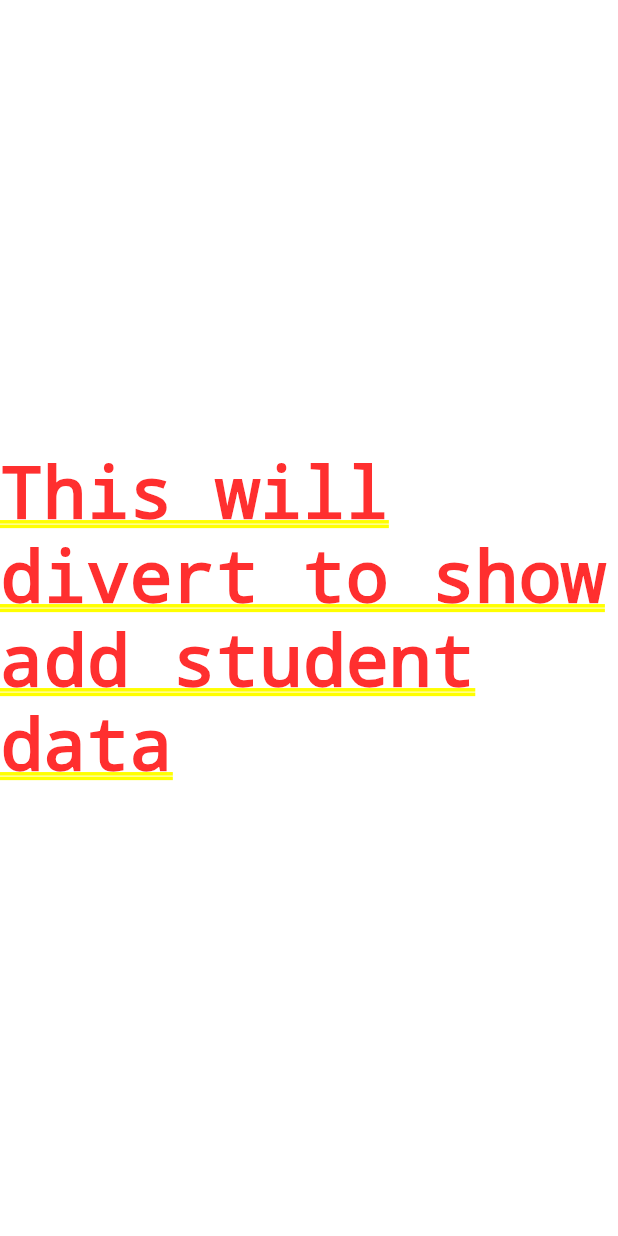
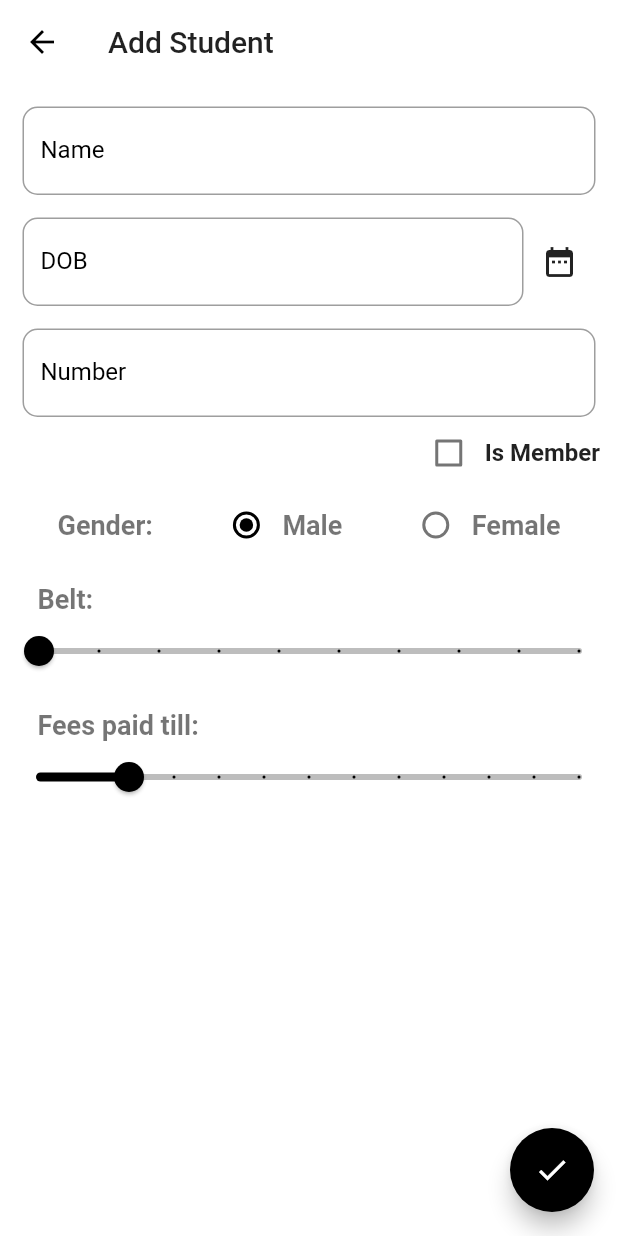
Before and after one commit to SirusCodes/AKounter, a Flutter app: the StudentList screen opened directly, after a tap on the "add circle outline" icon, on a phone screen of 412 x 824 dp. Run offline on Flutter 3.47's test engine with Material 2 defaults, Android fonts, the phone set to English and light mode, and no system bars; our stand-ins replace date_format, firebase_auth, flutter_datetime_picker, google_sign_in; accounts and stored records are empty.

Commit message:
UI added for addstudent

```diff
--- a/lib/main.dart
+++ b/lib/main.dart
@@ -43,7 +43,10 @@ class MyApp extends StatelessWidget {
       theme: ThemeData(
         accentColor: Colors.black,
         primaryColor: Colors.white,
-        splashColor: Colors.black54,
+        splashColor: Colors.black26,
+        textTheme: TextTheme(
+          display1: TextStyle(fontSize: 18.0, fontWeight: FontWeight.w700),
+        ),
       ),
       home: MultiProvider(
         providers: [
--- a/lib/screens/add_data/add_branches.dart
+++ b/lib/screens/add_data/add_branches.dart
@@ -45,6 +45,7 @@ class _AddBranchState extends State<AddBranch> {
                       hint: "Name",
                       keyboardType: TextInputType.text,
                       label: "Name",
+                      textCapitalization: TextCapitalization.words,
                       controller: _nameController,
                       validator: (value) =>
                           _isEmpty(value) ? "Name can't be empty!" : null,
@@ -115,6 +116,7 @@ class _AddBranchState extends State<AddBranch> {
           if (_formKey.currentState.validate()) {
             _formKey.currentState.save();
             debugPrint("Saved");
+            _save();
             _clearAllTFF();
           }
         },
@@ -139,6 +141,9 @@ class _AddBranchState extends State<AddBranch> {
     });
   }
 
+  _save() {
+    // TODO: Add provider after completing ui
+  }
   @override
   void dispose() {
     _nameController.dispose();
--- /dev/null
+++ b/lib/screens/add_data/add_students.dart
@@ -0,0 +1,292 @@
+import 'package:akounter/widgets/c_textformfield.dart';
+import 'package:date_format/date_format.dart';
+import 'package:flutter/material.dart';
+import 'package:flutter_datetime_picker/flutter_datetime_picker.dart';
+
+enum Gender { male, female }
+
+class AddStudent extends StatefulWidget {
+  const AddStudent({Key key}) : super(key: key);
+
+  @override
+  _AddStudentState createState() => _AddStudentState();
+}
+
+class _AddStudentState extends State<AddStudent> {
+  final _formKey = GlobalKey<FormState>();
+  TextEditingController _nameController = TextEditingController();
+  TextEditingController _dobController = TextEditingController();
+  TextEditingController _numController = TextEditingController();
+
+  bool _indirectCheck;
+
+  Gender _gender = Gender.male;
+
+  double _sliderBelt, _sliderMonth;
+
+  var _belts = [
+    "White",
+    "Orange",
+    "Yellow",
+    "Green",
+    "Blue",
+    "Purple",
+    "Brown 3",
+    "Brown 2",
+    "Brown 1",
+    "Black"
+  ];
+  var _months = [
+    "January",
+    "February",
+    "March",
+    "April",
+    "May",
+    "June",
+    "July",
+    "August",
+    "September",
+    "October",
+    "November",
+    "December"
+  ];
+  @override
+  void initState() {
+    _indirectCheck = false;
+    _sliderBelt = 0.0;
+    _sliderMonth = (DateTime.now().month - 1).ceilToDouble();
+    super.initState();
+  }
+
+  @override
+  Widget build(BuildContext context) {
+    const _padding = const EdgeInsets.only(left: 15.0, right: 15.0, top: 15.0);
+    return Scaffold(
+      appBar: AppBar(
+        title: Text("Add Student"),
+        elevation: 0.0,
+      ),
+      body: SizedBox.expand(
+        child: Container(
+          color: Theme.of(context).primaryColor,
+          child: SingleChildScrollView(
+            child: Form(
+              key: _formKey,
+              child: Column(
+                children: <Widget>[
+                  Padding(
+                    padding: _padding,
+                    child: CTextFormField(
+                      hint: "Name Surname",
+                      keyboardType: TextInputType.text,
+                      label: "Name",
+                      textCapitalization: TextCapitalization.words,
+                      controller: _nameController,
+                      validator: (value) =>
+                          _isEmpty(value) ? "Name can't be empty!" : null,
+                    ),
+                  ),
+                  Padding(
+                    padding: _padding,
+                    child: Row(
+                      children: <Widget>[
+                        Flexible(
+                          fit: FlexFit.loose,
+                          child: CTextFormField(
+                            hint: "DD-MM-YYYY",
+                            keyboardType: TextInputType.number,
+                            label: "DOB",
+                            controller: _dobController,
+                          ),
+                        ),
+                        IconButton(
+                          icon: Icon(Icons.date_range),
+                          onPressed: () => DatePicker.showDatePicker(
+                            context,
+                            maxTime: DateTime.now(),
+                            showTitleActions: true,
+                            onConfirm: (DateTime date) {
+                              setState(() {
+                                _dobController.text = formatDate(
+                                    date, [dd, "-", mm, "-", "yyyy"]);
+                              });
+                            },
+                          ),
+                        )
+                      ],
+                    ),
+                  ),
+                  Padding(
+                    padding: _padding,
+                    child: CTextFormField(
+                      hint: "0123456789",
+                      keyboardType: TextInputType.phone,
+                      label: "Number",
+                      controller: _numController,
+                    ),
+                  ),
+                  Row(
+                    mainAxisAlignment: MainAxisAlignment.end,
+                    children: <Widget>[
+                      Checkbox(
+                        onChanged: (bool value) {
+                          setState(() {
+                            _indirectCheck = value;
+                          });
+                        },
+                        value: _indirectCheck,
+                      ),
+                      Text(
+                        "Is Member   ",
+                        style: TextStyle(
+                            fontSize: 16.0, fontWeight: FontWeight.w600),
+                      )
+                    ],
+                  ),
+                  Row(
+                    mainAxisAlignment: MainAxisAlignment.spaceEvenly,
+                    children: <Widget>[
+                      Text(
+                        "Gender:",
+                        style: Theme.of(context).textTheme.display1,
+                      ),
+                      Row(
+                        children: <Widget>[
+                          Radio(
+                            value: Gender.male,
+                            groupValue: _gender,
+                            onChanged: (Gender value) =>
+                                setState(() => _gender = value),
+                          ),
+                          Text(
+                            "Male",
+                            style: Theme.of(context).textTheme.display1,
+                          ),
+                        ],
+                      ),
+                      Row(
+                        children: <Widget>[
+                          Radio(
+                            value: Gender.female,
+                            groupValue: _gender,
+                            onChanged: (Gender value) =>
+                                setState(() => _gender = value),
+                          ),
+                          Text(
+                            "Female",
+                            style: Theme.of(context).textTheme.display1,
+                          ),
+                        ],
+                      )
+                    ],
+                  ),
+                  Padding(
+                    padding: _padding.copyWith(left: 0.0, right: 0.0),
+                    child: Column(
+                      crossAxisAlignment: CrossAxisAlignment.start,
+                      children: <Widget>[
+                        Padding(
+                          padding: EdgeInsets.only(left: 25.0),
+                          child: Text(
+                            "Belt:",
+                            style: Theme.of(context).textTheme.display1,
+                          ),
+                        ),
+                        Slider(
+                          label: _belts[_sliderBelt.round()],
+                          divisions: 9,
+                          value: _sliderBelt,
+                          onChanged: (value) {
+                            setState(() {
+                              _sliderBelt = value;
+                            });
+                          },
+                          min: 0,
+                          max: 9,
+                          activeColor: Theme.of(context).accentColor,
+                          inactiveColor: Theme.of(context).splashColor,
+                        ),
+                      ],
+                    ),
+                  ),
+                  Padding(
+                    padding: _padding.copyWith(left: 0.0, right: 0.0),
+                    child: Column(
+                      crossAxisAlignment: CrossAxisAlignment.start,
+                      children: <Widget>[
+                        Padding(
+                          padding: EdgeInsets.only(left: 25.0),
+                          child: Text(
+                            "Fees paid till:",
+                            style: Theme.of(context).textTheme.display1,
+                          ),
+                        ),
+                        Slider(
+                          label: _months[_sliderMonth.round()],
+                          divisions: 12,
+                          value: _sliderMonth,
+                          onChanged: (value) {
+                            setState(() {
+                              _sliderMonth = value;
+                            });
+                          },
+                          min: 0,
+                          max: 11,
+                          activeColor: Theme.of(context).accentColor,
+                          inactiveColor: Theme.of(context).splashColor,
+                        ),
+                      ],
+                    ),
+                  ),
+                ],
+              ),
+            ),
+          ),
+        ),
+      ),
+      floatingActionButton: FloatingActionButton(
+        backgroundColor: Theme.of(context).accentColor,
+        splashColor: Theme.of(context).primaryColor,
+        child: Icon(Icons.check),
+        onPressed: () {
+          if (_formKey.currentState.validate()) {
+            _formKey.currentState.save();
+            debugPrint("Saved");
+            _save();
+            _clearAllTFF();
+          }
+        },
+      ),
+    );
+  }
+
+  bool _isEmpty(value) {
+    if (value.toString().isEmpty) {
+      return true;
+    }
+    return false;
+  }
+
+  void _clearAllTFF() {
+    setState(() {
+      _nameController.clear();
+      _numController.clear();
+      _dobController.clear();
+      _indirectCheck = false;
+      _sliderBelt = 0.0;
+      _sliderMonth = (DateTime.now().month - 1).ceilToDouble();
+      _gender = Gender.male;
+    });
+  }
+
+  _save() {
+    // TODO: Add provider after completing ui
+  }
+  @override
+  void dispose() {
+    _nameController.dispose();
+    _numController.dispose();
+    _dobController.dispose();
+    super.dispose();
+  }
+}
--- a/lib/screens/student_list.dart
+++ b/lib/screens/student_list.dart
@@ -1,3 +1,4 @@
+import 'package:akounter/screens/add_data/add_students.dart';
 import 'package:akounter/screens/in_dev.dart';
 import 'package:flutter/material.dart';
 
@@ -16,9 +17,7 @@ class StudentList extends StatelessWidget {
             onPressed: () {
               Navigator.push(
                 context,
-                MaterialPageRoute(
-                    builder: (context) => InDevelopment(
-                        text: "This will divert to show add student data")),
+                MaterialPageRoute(builder: (context) => AddStudent()),
               );
             },
           )
--- a/lib/widgets/c_textformfield.dart
+++ b/lib/widgets/c_textformfield.dart
@@ -8,18 +8,22 @@ class CTextFormField extends StatelessWidget {
     this.keyboardType,
     this.validator,
     this.onSaved,
+    this.onChanged,
+    this.textCapitalization = TextCapitalization.none,
   });
   final String label, hint;
   final TextEditingController controller;
   final TextInputType keyboardType;
   final Function validator;
-  final Function onSaved;
+  final Function onSaved, onChanged;
+  final TextCapitalization textCapitalization;
 
   @override
   Widget build(BuildContext context) {
     return TextFormField(
       keyboardType: keyboardType,
       style: TextStyle(color: Theme.of(context).accentColor),
+      textCapitalization: textCapitalization,
       controller: controller,
       validator: validator,
       onSaved: onSaved,
@@ -31,6 +35,7 @@ class CTextFormField extends StatelessWidget {
         border: border(context),
         focusedBorder: border(context),
       ),
+      onChanged: onChanged,
     );
   }
 
--- a/pubspec.yaml
+++ b/pubspec.yaml
@@ -24,6 +24,8 @@ dependencies:
   provider: ^4.0.4
   google_sign_in: ^4.2.0
   firebase_auth: ^0.15.5+3
+  flutter_datetime_picker: ^1.3.5
+  date_format: ^1.0.8
 
   # The following adds the Cupertino Icons font to your application.
   # Use with the CupertinoIcons class for iOS style icons.
```
Also changed, not shown: pubspec.lock.
